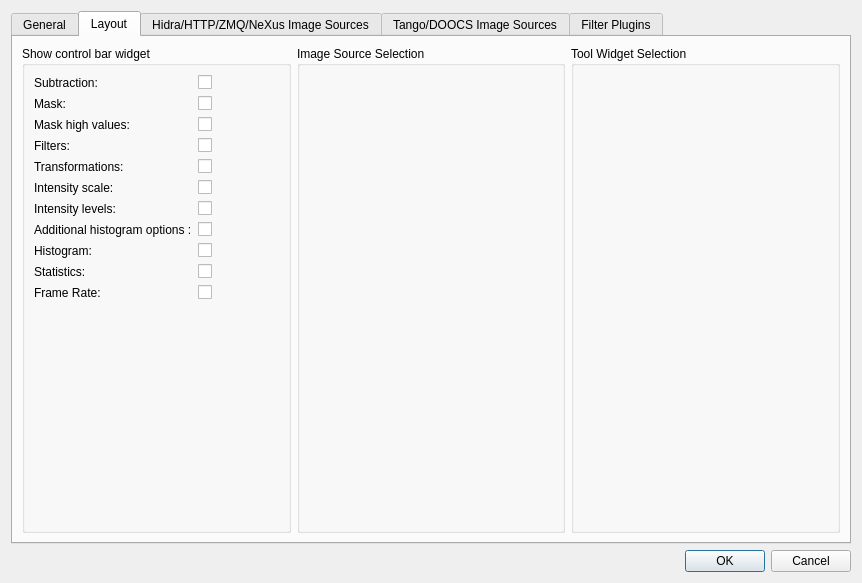
This is lavuelib/ui/ConfigDialog.ui in syncope/lavue as Qt 5 draws it before an edit. The edited form follows.
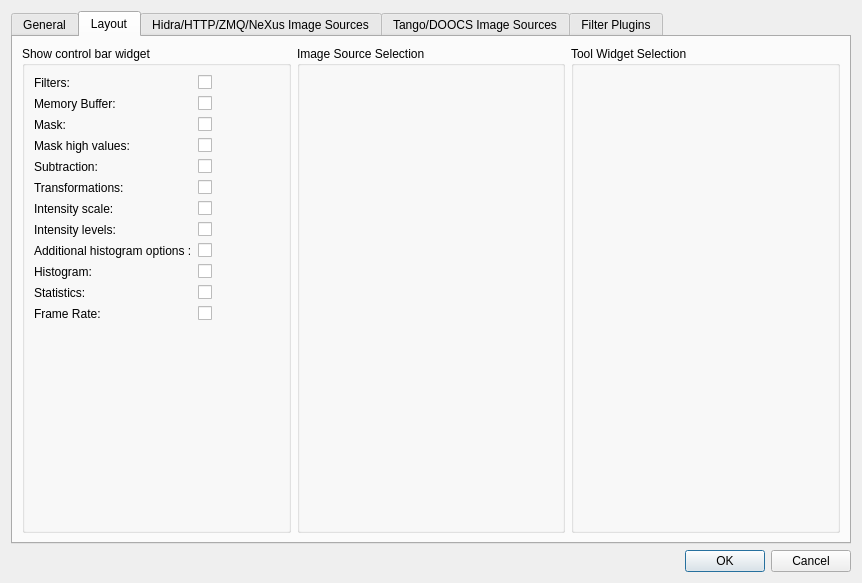
This is the edited form. The open tabs and pages were chosen to show the change.

Commit message: add memory buffer

Diff of the .ui file:
```diff
--- a/lavuelib/ui/ConfigDialog.ui
+++ b/lavuelib/ui/ConfigDialog.ui
@@ -692,47 +692,30 @@
            <layout class="QGridLayout" name="gridLayout_24">
             <item row="0" column="0">
              <layout class="QGridLayout" name="viewGridLayout">
-              <item row="10" column="1">
-               <widget class="QCheckBox" name="showstatsCheckBox">
-                <property name="toolTip">
-                 <string>&lt;html&gt;&lt;head/&gt;&lt;body&gt;&lt;p&gt;show widgets statistics values&lt;/p&gt;&lt;/body&gt;&lt;/html&gt;</string>
-                </property>
-                <property name="text">
-                 <string/>
-                </property>
-               </widget>
-              </item>
-              <item row="8" column="1">
-               <widget class="QCheckBox" name="showaddhistoCheckBox">
-                <property name="toolTip">
-                 <string>&lt;html&gt;&lt;head/&gt;&lt;body&gt;&lt;p&gt;show additional histogram options like image data step and bin edges algorithm&lt;/p&gt;&lt;/body&gt;&lt;/html&gt;</string>
-                </property>
-                <property name="text">
-                 <string/>
-                </property>
-               </widget>
-              </item>
-              <item row="9" column="0">
-               <widget class="QLabel" name="showhistoLabel">
+              <item row="11" column="1">
+               <widget class="QCheckBox" name="showhistoCheckBox">
                 <property name="toolTip">
                  <string>show histogram to set range and color distribution</string>
                 </property>
                 <property name="text">
-                 <string>Histogram:</string>
+                 <string/>
+                </property>
+               </widget>
+              </item>
+              <item row="5" column="0">
+               <widget class="QLabel" name="showmaskhighLabel">
+                <property name="toolTip">
+                 <string>&lt;html&gt;&lt;head/&gt;&lt;body&gt;&lt;p&gt;show widgets to select the mask high pixel values&lt;/p&gt;&lt;/body&gt;&lt;/html&gt;</string>
+                </property>
+                <property name="text">
+                 <string>Mask high values:</string>
                 </property>
                 <property name="buddy">
                  <cstring>showhistoCheckBox</cstring>
                 </property>
                </widget>
               </item>
-              <item row="7" column="1">
-               <widget class="QCheckBox" name="showlevelsCheckBox">
-                <property name="text">
-                 <string/>
-                </property>
-               </widget>
-              </item>
-              <item row="10" column="0">
+              <item row="12" column="0">
                <widget class="QLabel" name="showstatsLabel">
                 <property name="toolTip">
                  <string>&lt;html&gt;&lt;head/&gt;&lt;body&gt;&lt;p&gt;show widgets statistics values&lt;/p&gt;&lt;/body&gt;&lt;/html&gt;</string>
@@ -745,7 +728,7 @@
                 </property>
                </widget>
               </item>
-              <item row="2" column="0">
+              <item row="4" column="0">
                <widget class="QLabel" name="showmaskLabel">
                 <property name="toolTip">
                  <string>show widgets to select the image mask</string>
@@ -758,21 +741,28 @@
                 </property>
                </widget>
               </item>
-              <item row="1" column="0">
-               <widget class="QLabel" name="showsubLabel">
+              <item row="5" column="1">
+               <widget class="QCheckBox" name="showmaskhighCheckBox">
                 <property name="toolTip">
                  <string>show widgets to select the image backgroud subtraction</string>
                 </property>
                 <property name="text">
-                 <string>Subtraction:</string>
+                 <string/>
                 </property>
-                <property name="buddy">
-                 <cstring>showsubCheckBox</cstring>
+               </widget>
+              </item>
+              <item row="4" column="1">
+               <widget class="QCheckBox" name="showmaskCheckBox">
+                <property name="toolTip">
+                 <string>show widgets to select the image mask</string>
                 </property>
+                <property name="text">
+                 <string/>
+                </property>
                </widget>
               </item>
-              <item row="1" column="1">
-               <widget class="QCheckBox" name="showsubCheckBox">
+              <item row="13" column="1">
+               <widget class="QCheckBox" name="showframerateCheckBox">
                 <property name="toolTip">
                  <string>show widgets to select the image backgroud subtraction</string>
                 </property>
@@ -781,7 +771,27 @@
                 </property>
                </widget>
               </item>
-              <item row="7" column="0">
+              <item row="7" column="1">
+               <widget class="QCheckBox" name="showtransCheckBox">
+                <property name="toolTip">
+                 <string>show widgets to select the image transformations</string>
+                </property>
+                <property name="text">
+                 <string/>
+                </property>
+               </widget>
+              </item>
+              <item row="12" column="1">
+               <widget class="QCheckBox" name="showstatsCheckBox">
+                <property name="toolTip">
+                 <string>&lt;html&gt;&lt;head/&gt;&lt;body&gt;&lt;p&gt;show widgets statistics values&lt;/p&gt;&lt;/body&gt;&lt;/html&gt;</string>
+                </property>
+                <property name="text">
+                 <string/>
+                </property>
+               </widget>
+              </item>
+              <item row="9" column="0">
                <widget class="QLabel" name="showlevelsLabel">
                 <property name="toolTip">
                  <string>show widgets to select the image intensity levels</string>
@@ -794,7 +804,7 @@
                 </property>
                </widget>
               </item>
-              <item row="6" column="0">
+              <item row="8" column="0">
                <widget class="QLabel" name="showscaleLabel">
                 <property name="toolTip">
                  <string>show widgets to select the image intensity scale</string>
@@ -807,7 +817,7 @@
                 </property>
                </widget>
               </item>
-              <item row="6" column="1">
+              <item row="8" column="1">
                <widget class="QCheckBox" name="showscaleCheckBox">
                 <property name="toolTip">
                  <string>show widgets to select the image intensity scale</string>
@@ -817,50 +827,50 @@
                 </property>
                </widget>
               </item>
+              <item row="6" column="0">
+               <widget class="QLabel" name="showsubLabel">
+                <property name="toolTip">
+                 <string>show widgets to select the image backgroud subtraction</string>
+                </property>
+                <property name="text">
+                 <string>Subtraction:</string>
+                </property>
+                <property name="buddy">
+                 <cstring>showsubCheckBox</cstring>
+                </property>
+               </widget>
+              </item>
+              <item row="10" column="1">
+               <widget class="QCheckBox" name="showaddhistoCheckBox">
+                <property name="toolTip">
+                 <string>&lt;html&gt;&lt;head/&gt;&lt;body&gt;&lt;p&gt;show additional histogram options like image data step and bin edges algorithm&lt;/p&gt;&lt;/body&gt;&lt;/html&gt;</string>
+                </property>
+                <property name="text">
+                 <string/>
+                </property>
+               </widget>
+              </item>
+              <item row="11" column="0">
+               <widget class="QLabel" name="showhistoLabel">
+                <property name="toolTip">
+                 <string>show histogram to set range and color distribution</string>
+                </property>
+                <property name="text">
+                 <string>Histogram:</string>
+                </property>
+                <property name="buddy">
+                 <cstring>showhistoCheckBox</cstring>
+                </property>
+               </widget>
+              </item>
               <item row="9" column="1">
-               <widget class="QCheckBox" name="showhistoCheckBox">
-                <property name="toolTip">
-                 <string>show histogram to set range and color distribution</string>
-                </property>
+               <widget class="QCheckBox" name="showlevelsCheckBox">
                 <property name="text">
                  <string/>
                 </property>
                </widget>
               </item>
-              <item row="3" column="0">
-               <widget class="QLabel" name="showmaskhighLabel">
-                <property name="toolTip">
-                 <string>&lt;html&gt;&lt;head/&gt;&lt;body&gt;&lt;p&gt;show widgets to select the mask high pixel values&lt;/p&gt;&lt;/body&gt;&lt;/html&gt;</string>
-                </property>
-                <property name="text">
-                 <string>Mask high values:</string>
-                </property>
-                <property name="buddy">
-                 <cstring>showmaskhighCheckBox</cstring>
-                </property>
-               </widget>
-              </item>
-              <item row="3" column="1">
-               <widget class="QCheckBox" name="showmaskhighCheckBox">
-                <property name="toolTip">
-                 <string>&lt;html&gt;&lt;head/&gt;&lt;body&gt;&lt;p&gt;show widgets to select the mask high pixel values&lt;/p&gt;&lt;/body&gt;&lt;/html&gt;</string>
-                </property>
-                <property name="text">
-                 <string/>
-                </property>
-               </widget>
-              </item>
-              <item row="2" column="1">
-               <widget class="QCheckBox" name="showmaskCheckBox">
-                <property name="toolTip">
-                 <string>show widgets to select the image mask</string>
-                </property>
-                <property name="text">
-                 <string/>
-                </property>
-               </widget>
-              </item>
-              <item row="8" column="0">
+              <item row="10" column="0">
                <widget class="QLabel" name="showaddhistoLabel">
                 <property name="toolTip">
                  <string>&lt;html&gt;&lt;head/&gt;&lt;body&gt;&lt;p&gt;show additional histogram options like image data step and bin edges algorithm&lt;/p&gt;&lt;/body&gt;&lt;/html&gt;</string>
@@ -873,7 +883,7 @@
                 </property>
                </widget>
               </item>
-              <item row="5" column="0">
+              <item row="7" column="0">
                <widget class="QLabel" name="showtransLabel">
                 <property name="toolTip">
                  <string>show widgets to select the image transformations</string>
@@ -886,7 +896,17 @@
                 </property>
                </widget>
               </item>
-              <item row="4" column="0">
+              <item row="2" column="1">
+               <widget class="QCheckBox" name="showfiltersCheckBox">
+                <property name="toolTip">
+                 <string>&lt;html&gt;&lt;head/&gt;&lt;body&gt;&lt;p&gt;show widgets to select image filters&lt;/p&gt;&lt;/body&gt;&lt;/html&gt;</string>
+                </property>
+                <property name="text">
+                 <string/>
+                </property>
+               </widget>
+              </item>
+              <item row="2" column="0">
                <widget class="QLabel" name="showfiltersLabel">
                 <property name="toolTip">
                  <string>&lt;html&gt;&lt;head/&gt;&lt;body&gt;&lt;p&gt;show widgets to select image filters&lt;/p&gt;&lt;/body&gt;&lt;/html&gt;</string>
@@ -899,8 +919,8 @@
                 </property>
                </widget>
               </item>
-              <item row="5" column="1">
-               <widget class="QCheckBox" name="showtransCheckBox">
+              <item row="6" column="1">
+               <widget class="QCheckBox" name="showsubCheckBox">
                 <property name="toolTip">
                  <string>show widgets to select the image transformations</string>
                 </property>
@@ -909,30 +929,36 @@
                 </property>
                </widget>
               </item>
-              <item row="4" column="1">
-               <widget class="QCheckBox" name="showfiltersCheckBox">
-                <property name="toolTip">
-                 <string>&lt;html&gt;&lt;head/&gt;&lt;body&gt;&lt;p&gt;show widgets to select image filters&lt;/p&gt;&lt;/body&gt;&lt;/html&gt;</string>
-                </property>
-                <property name="text">
-                 <string/>
-                </property>
-               </widget>
-              </item>
-              <item row="11" column="0">
+              <item row="13" column="0">
                <widget class="QLabel" name="showframerateLabel">
                 <property name="text">
                  <string>Frame Rate:</string>
                 </property>
                </widget>
               </item>
-              <item row="11" column="1">
-               <widget class="QCheckBox" name="showframerateCheckBox">
+              <item row="3" column="1">
+               <widget class="QCheckBox" name="showmbufferCheckBox">
+                <property name="toolTip">
+                 <string>&lt;html&gt;&lt;head/&gt;&lt;body&gt;&lt;p&gt;show widgets to set memory buffer&lt;/p&gt;&lt;/body&gt;&lt;/html&gt;</string>
+                </property>
                 <property name="text">
                  <string/>
                 </property>
                </widget>
               </item>
+              <item row="3" column="0">
+               <widget class="QLabel" name="showmbufferLabel">
+                <property name="toolTip">
+                 <string>&lt;html&gt;&lt;head/&gt;&lt;body&gt;&lt;p&gt;show widgets to set memory buffer&lt;/p&gt;&lt;/body&gt;&lt;/html&gt;</string>
+                </property>
+                <property name="text">
+                 <string>Memory Buffer:</string>
+                </property>
+                <property name="buddy">
+                 <cstring>showmbufferCheckBox</cstring>
+                </property>
+               </widget>
+              </item>
              </layout>
             </item>
             <item row="1" column="0">
```
Left out of the diff: 65 changed lines with no effect on the pictures. The commit also changes 9 other files.
